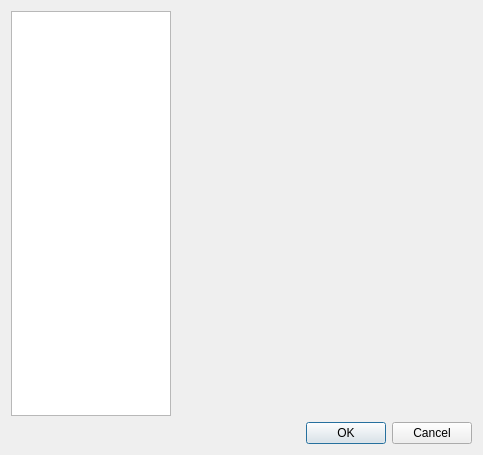
The window that setupdialog.ui (nullx002/mugo) describes before a commit, drawn with Qt 5.
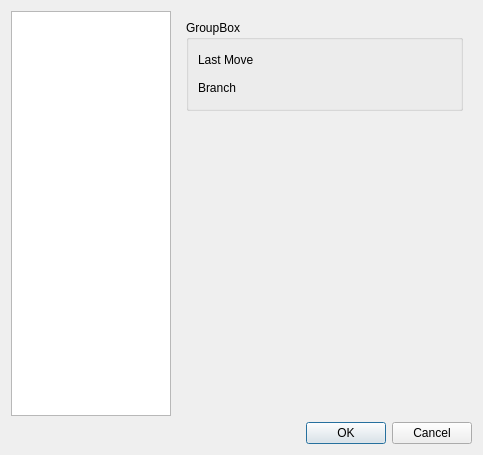
The same window after the commit. The open tabs and pages were chosen to show the change.

Commit message: add last move color, branch move color settings on option dialog.

What changed in the file:
```diff
--- a/setupdialog.ui
+++ b/setupdialog.ui
@@ -211,7 +211,66 @@
          </item>
         </layout>
        </widget>
-       <widget class="QWidget" name="page_2"/>
+       <widget class="QWidget" name="page_2">
+        <layout class="QVBoxLayout" name="verticalLayout_3">
+         <item>
+          <widget class="QGroupBox" name="groupBox">
+           <property name="title">
+            <string>GroupBox</string>
+           </property>
+           <layout class="QFormLayout" name="formLayout_4">
+            <item row="0" column="0">
+             <widget class="QLabel" name="lastMoveLabel">
+              <property name="text">
+               <string>Last Move</string>
+              </property>
+             </widget>
+            </item>
+            <item row="0" column="1">
+             <widget class="QPushButton" name="lastMoveColorButton">
+              <property name="text">
+               <string/>
+              </property>
+              <property name="flat">
+               <bool>true</bool>
+              </property>
+             </widget>
+            </item>
+            <item row="1" column="0">
+             <widget class="QLabel" name="branchLabel">
+              <property name="text">
+               <string>Branch</string>
+              </property>
+             </widget>
+            </item>
+            <item row="1" column="1">
+             <widget class="QPushButton" name="branchColorButton">
+              <property name="text">
+               <string/>
+              </property>
+              <property name="flat">
+               <bool>true</bool>
+              </property>
+             </widget>
+            </item>
+           </layout>
+          </widget>
+         </item>
+         <item>
+          <spacer name="verticalSpacer_2">
+           <property name="orientation">
+            <enum>Qt::Vertical</enum>
+           </property>
+           <property name="sizeHint" stdset="0">
+            <size>
+             <width>20</width>
+             <height>40</height>
+            </size>
+           </property>
+          </spacer>
+         </item>
+        </layout>
+       </widget>
       </widget>
      </item>
     </layout>
```
The commit also changes 5 other files.
